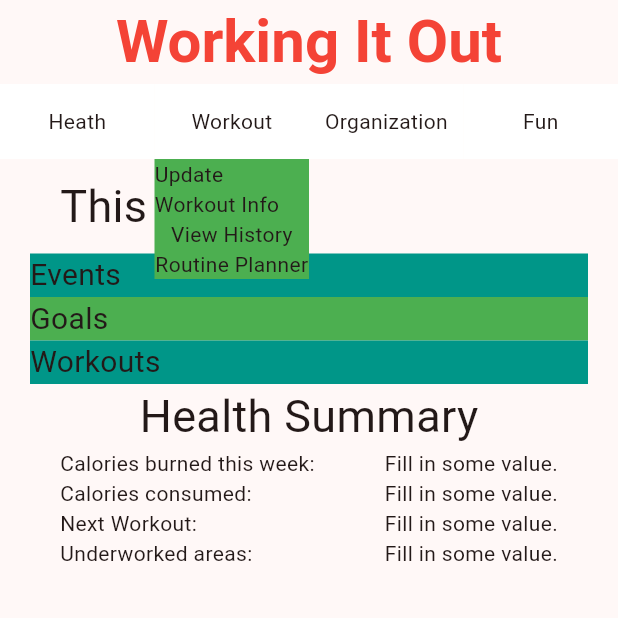
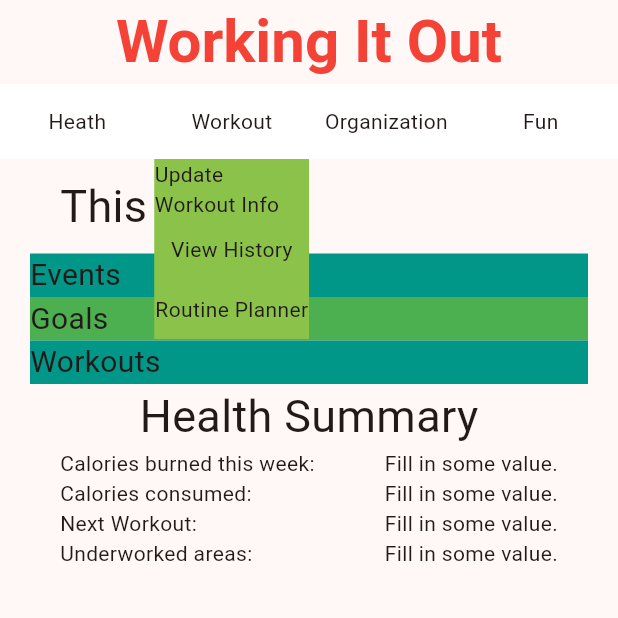
Before and after one commit to andrew-kula931/workout_app, a Flutter app: the screen it shows after launch, after a tap on "Workout", on a phone screen of 412 x 824 dp, the top half of it. Run offline on Flutter 3.47's test engine with Material 3 defaults, Android fonts, the phone set to English and light mode, and no system bars; our stand-ins replace hive_flutter; accounts and stored records are empty.

Commit message:
better main navigation

```diff
--- a/lib/main.dart
+++ b/lib/main.dart
@@ -2,6 +2,7 @@ import 'package:flutter/material.dart';
 import 'package:hive_flutter/hive_flutter.dart';
 import 'pages/workout_page.dart';
 import 'data/workout_db.dart';
+import 'pages/workout_archive.dart';
 
 void main() async {
 
@@ -48,6 +49,13 @@ class _WorkoutAppState extends State<WorkoutApp> {
   final _formKey = GlobalKey<FormState>();
   String workoutType = '';
   int duration = 0;
+
+  //Color variables
+  var updateWorkoutColor = Colors.lightGreen;
+  var viewWorkoutHistoryColor = Colors.lightGreen;
+  var routinePlannerColor = Colors.lightGreen;
+
+  //Dropdown menu variables
   bool healthMenu = false;
   bool workoutMenu = false;
   bool orgMenu = false;
@@ -251,12 +259,46 @@ class _WorkoutAppState extends State<WorkoutApp> {
                         if (workoutMenu)
                           Container(
                             width: screenWidth * .25,
-                            decoration: const BoxDecoration(color: Colors.green),
-                            child: const Column (
+                            decoration: const BoxDecoration(color: Colors.lightGreen),
+                            child: Column (
                               children: [
-                                Text("Update Workout Info"),
-                                Text('View History'),
-                                Text('Routine Planner'),
+                                GestureDetector(
+                                  onTap: () {
+                                    Navigator.push(context, MaterialPageRoute(builder: (context) => const WorkoutPage()));
+                                  },
+                                  child: MouseRegion(
+                                    onEnter: (event) => setState(() => updateWorkoutColor = Colors.green),
+                                    onExit: (event) => setState(() => updateWorkoutColor = Colors.lightGreen),
+                                    child: Container(
+                                      height: 40,
+                                      decoration: BoxDecoration(color: updateWorkoutColor),
+                                      child: const Center(child: Text("Update Workout Info"),)
+                                    ),
+                                  ),
+                                ),
+                                GestureDetector(
+                                  onTap: () {
+                                    Navigator.push(context, MaterialPageRoute(builder: (context) => const WorkoutArchive()));
+                                  },
+                                  child: MouseRegion(
+                                    onEnter: (event) => setState(() => viewWorkoutHistoryColor = Colors.green),
+                                    onExit: (event) => setState(() => viewWorkoutHistoryColor = Colors.lightGreen),
+                                    child: Container(
+                                      height: 40,
+                                      decoration: BoxDecoration(color: viewWorkoutHistoryColor),
+                                      child: const Center(child: Text("View History"),)
+                                    ),
+                                  ),
+                                ),
+                                MouseRegion(
+                                  onEnter: (event) => setState(() => routinePlannerColor = Colors.green),
+                                  onExit: (event) => setState(() => routinePlannerColor = Colors.lightGreen),
+                                  child: Container(
+                                    height: 40,
+                                    decoration: BoxDecoration(color: routinePlannerColor),
+                                    child: const Center(child: Text("Routine Planner"),)
+                                  ),
+                                ),
                               ],
                             )
                           ),
```
Also changed, not shown: lib/pages/workout_page.dart (+42 -36 lines).
